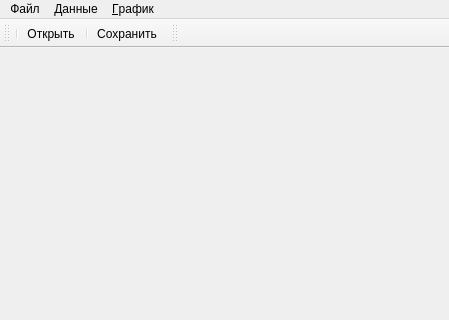
SukhoiRU/Graphics, file graphicsdoc.ui: the form before one commit; both pictures show x 0 to 449 and y 0 to 320 of the 449 by 649 pixel window.
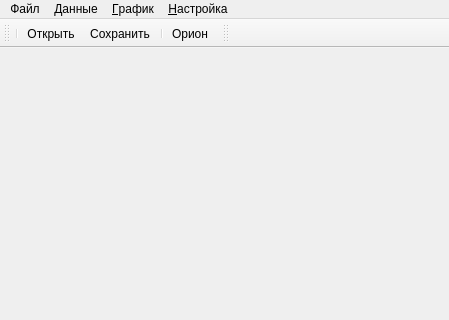
The form after the commit. Icons and pictures are not drawn. Custom widgets are drawn as their Qt base class.

Diff of the .ui file:
```diff
--- a/graphicsdoc.ui
+++ b/graphicsdoc.ui
@@ -136,11 +136,22 @@
     </property>
     <addaction name="actionAddAxe"/>
    </widget>
+   <widget class="QMenu" name="menu_5">
+    <property name="title">
+     <string>&amp;Настройка</string>
+    </property>
+    <addaction name="actionPageInfo"/>
+    <addaction name="actionGraphSettings"/>
+   </widget>
    <addaction name="menu"/>
    <addaction name="menu_2"/>
    <addaction name="menu_4"/>
+   <addaction name="menu_5"/>
   </widget>
   <widget class="QToolBar" name="mainToolBar">
+   <property name="toolButtonStyle">
+    <enum>Qt::ToolButtonIconOnly</enum>
+   </property>
    <attribute name="toolBarArea">
     <enum>TopToolBarArea</enum>
    </attribute>
@@ -149,8 +160,9 @@
    </attribute>
    <addaction name="separator"/>
    <addaction name="actionOpen"/>
-   <addaction name="separator"/>
    <addaction name="actionSave"/>
+   <addaction name="separator"/>
+   <addaction name="action_LoadOrion"/>
   </widget>
   <widget class="QStatusBar" name="statusBar"/>
   <widget class="QToolBar" name="toolBarPanel">
```
Left out of the diff: 12 changed lines with no effect on the pictures.
